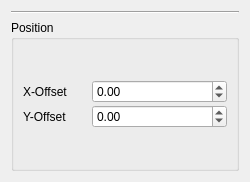
Above: src/Mod/TechDraw/Gui/TaskAddOffsetVertex.ui from southseact-3d/fcd before the change. Below: the same form after it.
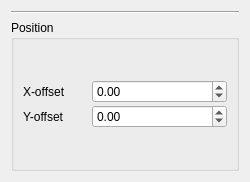
That is the form after the change. Icons and pictures are not drawn.

```diff
--- a/src/Mod/TechDraw/Gui/TaskAddOffsetVertex.ui
+++ b/src/Mod/TechDraw/Gui/TaskAddOffsetVertex.ui
@@ -45,14 +45,14 @@
         <item row="0" column="0">
          <widget class="QLabel" name="label_2">
           <property name="text">
-           <string>X-Offset</string>
+           <string>X-offset</string>
           </property>
          </widget>
         </item>
         <item row="1" column="0">
          <widget class="QLabel" name="label_3">
           <property name="text">
-           <string>Y-Offset</string>
+           <string>Y-offset</string>
           </property>
          </widget>
         </item>
```
